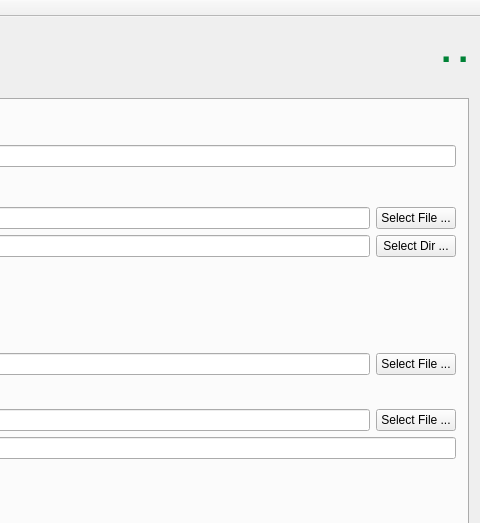
This is guifidecrypter.ui in NachE/QGuifi as Qt 5 draws it before an edit; both pictures show x 520 to 1000 and y 0 to 523 of the 1000 by 700 pixel window. The edited form follows.
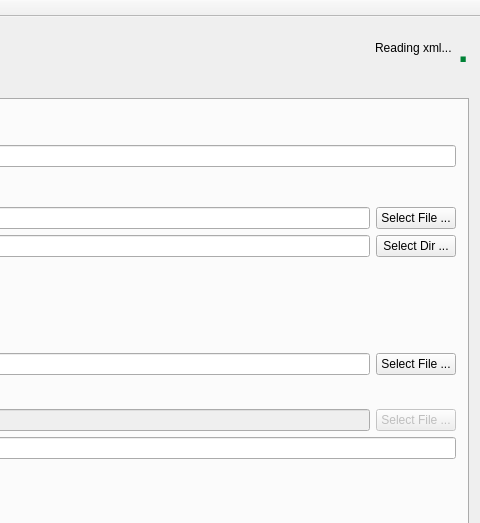
This is the edited form.

Commit message: again, connecting widgets actions

What changed in the file:
```diff
--- a/guifidecrypter.ui
+++ b/guifidecrypter.ui
@@ -111,7 +111,7 @@
            </size>
           </property>
           <property name="text">
-           <string>&lt;html&gt;&lt;head/&gt;&lt;body&gt;&lt;p&gt;&lt;span style=&quot; font-size:28pt; font-weight:600; color:#008236;&quot;&gt;.&lt;/span&gt;&lt;/p&gt;&lt;/body&gt;&lt;/html&gt;</string>
+           <string>&lt;html&gt;&lt;head/&gt;&lt;body&gt;&lt;p&gt;Reading xml...&lt;/p&gt;&lt;/body&gt;&lt;/html&gt;</string>
           </property>
           <property name="textInteractionFlags">
            <set>Qt::NoTextInteraction</set>
@@ -508,7 +508,7 @@
           <item row="10" column="1">
            <layout class="QHBoxLayout" name="horizontalLayout_9">
             <item>
-             <widget class="QCheckBox" name="checkBox">
+             <widget class="QCheckBox" name="checkBoxUseFileDev">
               <property name="text">
                <string>Use file instead device</string>
               </property>
@@ -516,6 +516,9 @@
             </item>
             <item>
              <widget class="QLineEdit" name="lineEditAirservDev">
+              <property name="enabled">
+               <bool>false</bool>
+              </property>
               <property name="readOnly">
                <bool>true</bool>
               </property>
@@ -523,6 +526,9 @@
             </item>
             <item>
              <widget class="QPushButton" name="pushButtonAirservDevFile">
+              <property name="enabled">
+               <bool>false</bool>
+              </property>
               <property name="text">
                <string>Select File ...</string>
               </property>
```
The commit also changes 2 other files.
